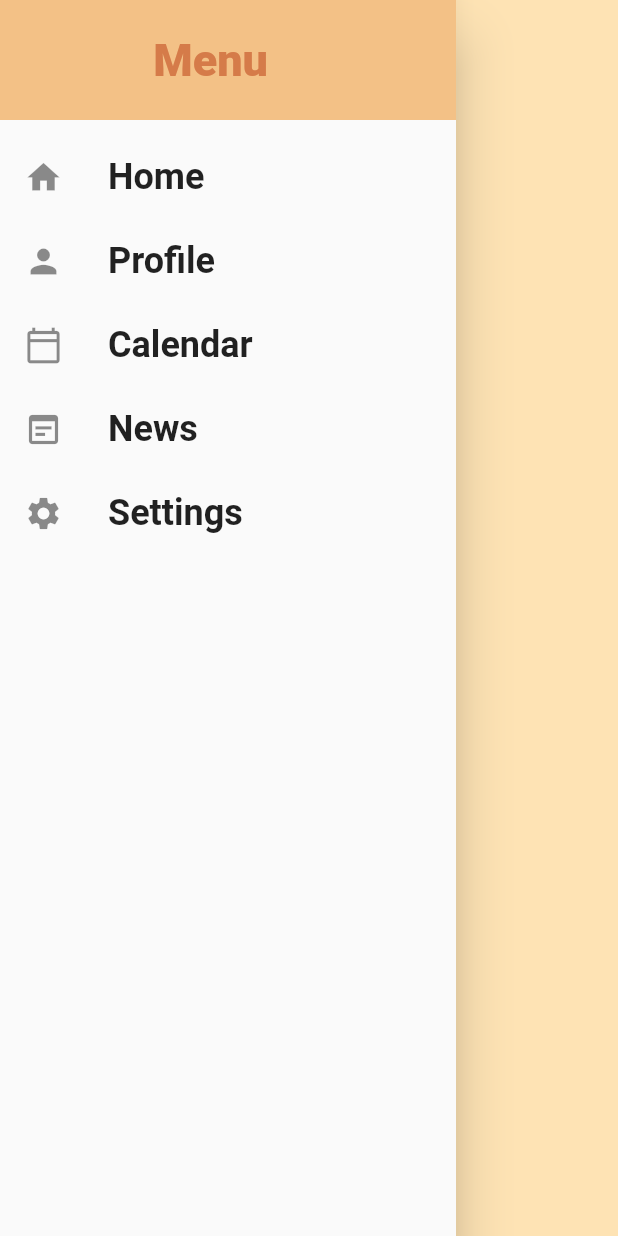
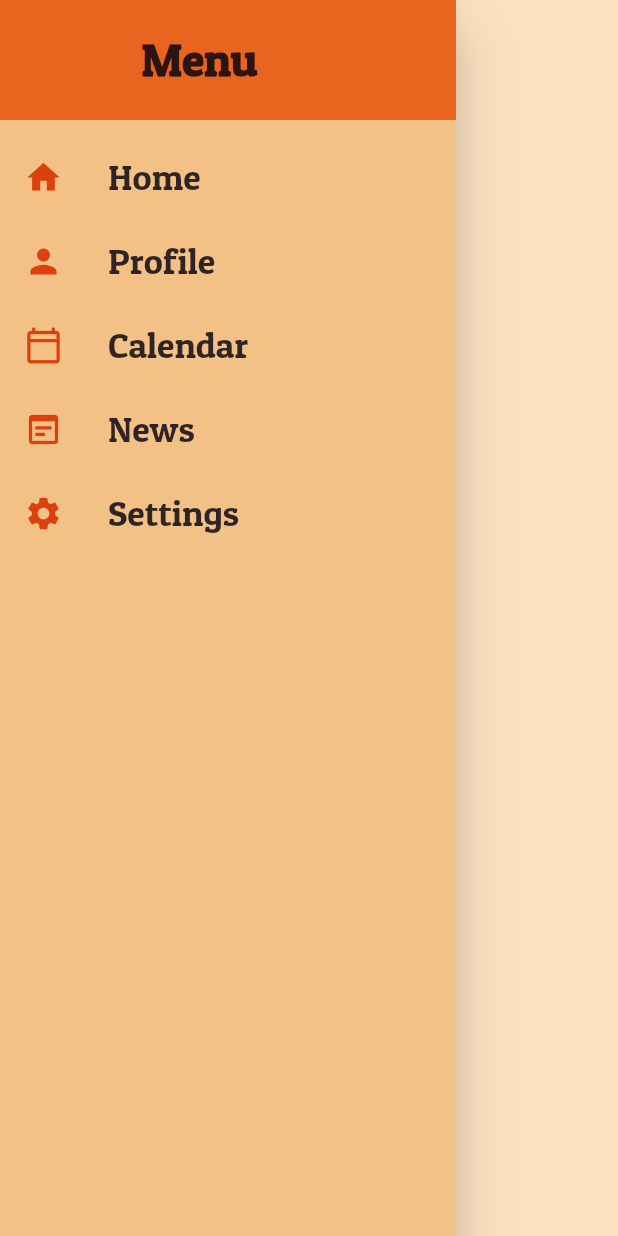
Before and after one commit to edanuroztrk/PetTracker-App, a Flutter app: the SideBar widget shown alone on an empty page, opened directly, on a phone screen of 412 x 824 dp. Run offline on Flutter 3.47's test engine with Material 2 defaults, Android fonts, the phone set to English and light mode, and no system bars; our stand-ins replace curved_navigation_bar, flutter_svg; Roboto replaces fonts that are missing (RobotoCondensed); project files that could hold a hidden picture were left out.

Commit message:
HomePage corrected

```diff
--- a/lib/Screens/Login/components/body.dart
+++ b/lib/Screens/Login/components/body.dart
@@ -1,7 +1,7 @@
 import 'package:flutter/material.dart';
 import 'package:petTracker/Screens/Login/components/background.dart';
 import 'package:petTracker/Screens/Signup/signup_screen.dart';
-import 'package:petTracker/Screens/homePage/homee_page.dart';
+import 'package:petTracker/Screens/homePage/home_page.dart';
 import 'package:petTracker/components/already_have_an_account_acheck.dart';
 import 'package:petTracker/components/rounded_button.dart';
 import 'package:petTracker/components/rounded_input_field.dart';
--- a/lib/Screens/homePage/components/dashboard.dart
+++ b/lib/Screens/homePage/components/dashboard.dart
@@ -41,7 +41,7 @@ class GridDashboard extends StatelessWidget {
           children: myList.map((data) {
             return Container(
               decoration: BoxDecoration(
-                  color: Color(color), borderRadius: BorderRadius.circular(5)),
+                  color: Color(0xFFEE7C13), borderRadius: BorderRadius.circular(5)),
               child: Column(
                 mainAxisAlignment: MainAxisAlignment.center,
                 children: <Widget>[
@@ -54,7 +54,7 @@ class GridDashboard extends StatelessWidget {
                   ),
                   Text(
                     data.title,
-                    style: TextStyle(color: Colors.white, fontSize: 25, fontWeight: FontWeight.w600, fontFamily: "Patua"),
+                    style: TextStyle(color:Color(0xDA02010E) , fontSize: 25, fontWeight: FontWeight.w600, fontFamily: "Patua"),
                   ),
                   SizedBox(
                     height: 8,
--- a/lib/Screens/homePage/components/sidebar.dart
+++ b/lib/Screens/homePage/components/sidebar.dart
@@ -1,5 +1,5 @@
 import 'package:flutter/material.dart';
-import 'package:petTracker/Screens/homePage/homee_page.dart';
+import 'package:petTracker/Screens/homePage/home_page.dart';
 import 'package:petTracker/main.dart';
 //TODO düzenlenecek
 class SideBar extends StatelessWidget {
@@ -7,14 +7,16 @@ class SideBar extends StatelessWidget {
     return ListTile(
       leading: Icon(
         icon,
+        color : Color(0xFFDB410C),
         size: 26,
       ),
       title: Text(
         title,
         style: TextStyle(
-          fontFamily: 'RobotoCondensed',
+          color:  Color(0xD002010E),
+          fontFamily: "Patua",
           fontSize: 24,
-          fontWeight: FontWeight.bold,
+          fontWeight: FontWeight.w500,
         ),
       ),
       onTap: tapHandler,
@@ -35,13 +37,14 @@ class SideBar extends StatelessWidget {
             width: double.infinity,
             padding: EdgeInsets.all(20),
             alignment: Alignment.centerLeft,
-            color:  Color(0xFFF3C186),
+            color:  Color(0xFFE9651F),
             child: Text(
               '           Menu',
               style: TextStyle(
-                  fontWeight: FontWeight.w900,
+                fontFamily: "Patua",
+                  fontWeight: FontWeight.w800,
                   fontSize: 30,
-                  color: Theme.of(context).primaryColor),
+                  color: Color(0xD002010E)),
             ),
           ),
           SizedBox(
--- a/lib/constants.dart
+++ b/lib/constants.dart
@@ -1,5 +1,5 @@
 import 'package:flutter/material.dart';
 
-const kPrimaryColor = Color(0xFFD57B49);
-const kPrimaryLightColor = Color(0xFFF3C186);
-const mainColor = Color(0xfffee3b4);
+const kPrimaryColor = Color(0xFFE9651F);
+const kPrimaryLightColor = Color(0xFFF8CB97);
+const mainColor = Color(0xfffae1c0);
--- a/lib/main.dart
+++ b/lib/main.dart
@@ -14,6 +14,8 @@ class MyApp extends StatelessWidget {
       theme: ThemeData(
         primaryColor: kPrimaryColor,
         scaffoldBackgroundColor: mainColor,
+        canvasColor: Color(0xFFF3C186),
+
       ),
       home: WelcomeScreen(),
     );
```
Also changed, not shown: lib/Screens/homePage/components/body.dart (+9 -2 lines), assets/images/profile_cat.png (added), 1 other file.
